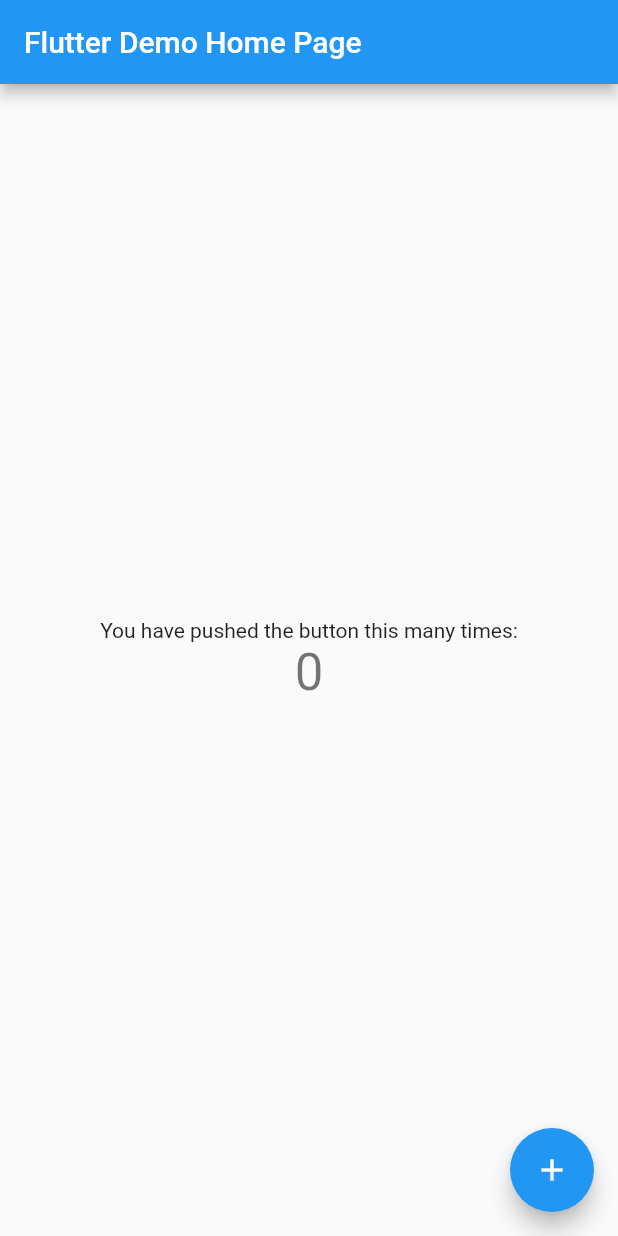
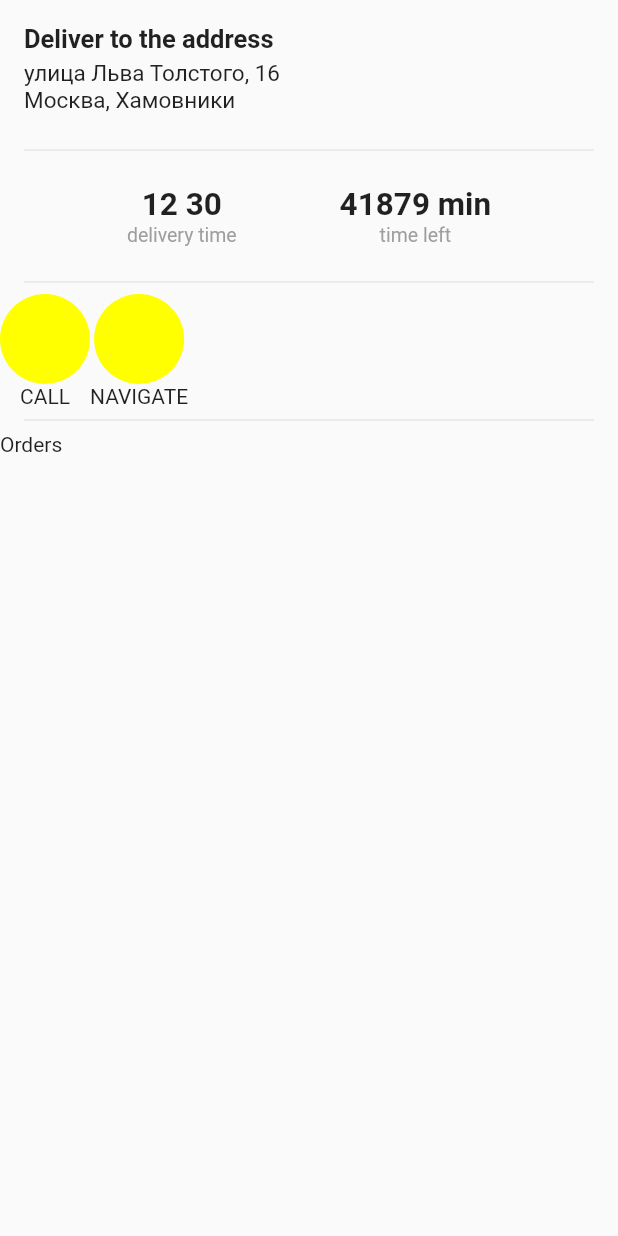
Before and after one commit to Vadim-B52/taxi_delivery, a Flutter app: the screen it shows after launch, on a phone screen of 412 x 824 dp. Run offline on Flutter 3.47's test engine with Material 2 defaults, Android fonts, the phone set to English and light mode, and no system bars.

Commit message:
implemented some part of UI

```diff
--- /dev/null
+++ b/lib/common_widgets.dart
@@ -0,0 +1,27 @@
+import 'package:flutter/material.dart';
+
+class RoundButton extends StatelessWidget {
+//  final VoidCallback onPressed;
+//  final IconData icon;
+  final String label;
+
+//  RoundButton(/*@required*/ this.onPressed, this.icon, this.label);
+  RoundButton(this.label);
+
+  @override
+  Widget build(BuildContext context) {
+    return Column(
+      children: <Widget>[
+        Container(
+          width: 60,
+          height: 60,
+          decoration: BoxDecoration(
+            shape: BoxShape.circle,
+            color: Color.fromARGB(255, 255, 255, 0),
+          ),
+        ),
+        Text(label),
+      ],
+    );
+  }
+}
--- /dev/null
+++ b/lib/delivering_page.dart
@@ -0,0 +1,180 @@
+import 'dart:async';
+import 'package:flutter/material.dart';
+import 'package:intl/intl.dart';
+import 'common_widgets.dart';
+import 'strings.dart';
+
+class _UI {
+  static const double m = 8;
+}
+
+class DeliveryPage extends StatelessWidget {
+  final String addressText = 'улица Льва Толстого, 16\nМосква, Хамовники';
+  final DateTime deliveryDate = DateTime(2020, 3, 2, 12, 30);
+
+  @override
+  Widget build(BuildContext context) {
+    return Scaffold(
+      body: ListView(
+        children: <Widget>[
+          _addressSection(context),
+          _divider(context),
+          _TimeSection(deliveryDate),
+          _divider(context),
+          DeliveryPageActions(),
+          _divider(context),
+          DeliveryPageOrders()
+        ],
+      ),
+    );
+  }
+
+  Widget _addressSection(BuildContext context) {
+    return Container(
+      padding: const EdgeInsets.all(2 * _UI.m),
+      child: Column(
+        crossAxisAlignment: CrossAxisAlignment.start,
+        children: <Widget>[
+          Container(
+            child: Text(
+              Strings.deliverToTheAddress,
+              textAlign: TextAlign.start,
+              style: TextStyle(
+                fontSize: 17,
+                fontWeight: FontWeight.bold,
+              ),
+            ),
+            padding: const EdgeInsets.only(bottom: 0.5 * _UI.m),
+          ),
+          Text(
+            addressText,
+            textAlign: TextAlign.start,
+            style: TextStyle(fontSize: 15),
+          ),
+        ],
+      ),
+    );
+  }
+
+  Widget _divider(BuildContext context) => Divider(
+        indent: 2 * _UI.m,
+        endIndent: 2 * _UI.m,
+      );
+}
+
+class _TimeSection extends StatefulWidget {
+  final DateTime deliveryDate;
+
+  _TimeSection(this.deliveryDate);
+
+  @override
+  State<StatefulWidget> createState() => _TimeSectionState(deliveryDate);
+}
+
+class _TimeSectionState extends State<_TimeSection> {
+  final DateTime deliveryDate;
+  Timer _timer;
+  Duration _timeLeft;
+
+  _TimeSectionState(this.deliveryDate);
+
+  @override
+  void dispose() {
+    _timer.cancel();
+    super.dispose();
+  }
+
+  @override
+  void initState() {
+    const oneSec = const Duration(seconds: 1);
+    updateMinutesLeft();
+    _timer = Timer.periodic(
+        oneSec,
+        (Timer timer) => setState(() {
+              updateMinutesLeft();
+            }));
+  }
+
+  void updateMinutesLeft() {
+    _timeLeft = deliveryDate.difference(DateTime.now());
+  }
+
+  @override
+  Widget build(BuildContext context) {
+    return Container(
+      padding: const EdgeInsets.all(2 * _UI.m),
+      child: Row(
+        mainAxisAlignment: MainAxisAlignment.spaceEvenly,
+        children: <Widget>[
+          Column(
+            children: [
+              Text(
+                deliveryTimeText(),
+                style: timeTextStyle(),
+              ),
+              Text(
+                Strings.deliveryTime,
+                style: detailsTextStyle(),
+              ),
+            ],
+          ),
+          Column(
+            children: <Widget>[
+              Text(
+                '${_timeLeft.inMinutes} min',
+                style: timeLeftTextStyle(),
+              ),
+              Text(
+                Strings.timeLeft,
+                style: detailsTextStyle(),
+              ),
+            ],
+          )
+        ],
+      ),
+    );
+  }
+
+  String deliveryTimeText() => _timeLeft.inSeconds % 2 == 0
+      ? DateFormat("HH:mm").format(deliveryDate)
+      : DateFormat("HH mm").format(deliveryDate);
+
+  TextStyle timeLeftTextStyle() {
+    if (deliveryDate.compareTo(DateTime.now()) > 0) {
+      return timeTextStyle();
+    }
+    return noTimeTextStyle();
+  }
+
+  TextStyle timeTextStyle() => TextStyle(
+        fontSize: 21,
+        fontWeight: FontWeight.bold,
+      );
+
+  TextStyle noTimeTextStyle() => TextStyle(
+        fontSize: 21,
+        fontWeight: FontWeight.bold,
+        color: Colors.red,
+      );
+
+  TextStyle detailsTextStyle() => TextStyle(
+        fontSize: 13,
+        color: Colors.grey[500],
+      );
+}
+
+class DeliveryPageActions extends StatelessWidget {
+  @override
+  Widget build(BuildContext context) {
+    return Row(
+      children: <Widget>[RoundButton('CALL'), RoundButton('NAVIGATE')],
+    );
+  }
+}
+
+class DeliveryPageOrders extends StatelessWidget {
+  @override
+  Widget build(BuildContext context) {
+    return Text('Orders');
+  }
+}
--- a/lib/main.dart
+++ b/lib/main.dart
@@ -1,4 +1,5 @@
 import 'package:flutter/material.dart';
+import 'delivering_page.dart';
 
 void main() => runApp(MyApp());
 
@@ -9,103 +10,23 @@ class MyApp extends StatelessWidget {
     return MaterialApp(
       title: 'Flutter Demo',
       theme: ThemeData(
-        // This is the theme of your application.
-        //
-        // Try running your application with "flutter run". You'll see the
-        // application has a blue toolbar. Then, without quitting the app, try
-        // changing the primarySwatch below to Colors.green and then invoke
-        // "hot reload" (press "r" in the console where you ran "flutter run",
-        // or simply save your changes to "hot reload" in a Flutter IDE).
-        // Notice that the counter didn't reset back to zero; the application
-        // is not restarted.
         primarySwatch: Colors.blue,
       ),
-      home: MyHomePage(title: 'Flutter Demo Home Page'),
+      home: DeliveryPage(),
     );
   }
 }
 
-class MyHomePage extends StatefulWidget {
-  MyHomePage({Key key, this.title}) : super(key: key);
 
-  // This widget is the home page of your application. It is stateful, meaning
-  // that it has a State object (defined below) that contains fields that affect
-  // how it looks.
-
-  // This class is the configuration for the state. It holds the values (in this
-  // case the title) provided by the parent (in this case the App widget) and
-  // used by the build method of the State. Fields in a Widget subclass are
-  // always marked "final".
-
-  final String title;
-
-  @override
-  _MyHomePageState createState() => _MyHomePageState();
-}
-
-class _MyHomePageState extends State<MyHomePage> {
-  int _counter = 0;
-
-  void _incrementCounter() {
-    setState(() {
-      // This call to setState tells the Flutter framework that something has
-      // changed in this State, which causes it to rerun the build method below
-      // so that the display can reflect the updated values. If we changed
-      // _counter without calling setState(), then the build method would not be
-      // called again, and so nothing would appear to happen.
-      _counter++;
-    });
-  }
-
-  @override
-  Widget build(BuildContext context) {
-    // This method is rerun every time setState is called, for instance as done
-    // by the _incrementCounter method above.
-    //
-    // The Flutter framework has been optimized to make rerunning build methods
-    // fast, so that you can just rebuild anything that needs updating rather
-    // than having to individually change instances of widgets.
-    return Scaffold(
-      appBar: AppBar(
-        // Here we take the value from the MyHomePage object that was created by
-        // the App.build method, and use it to set our appbar title.
-        title: Text(widget.title),
-      ),
-      body: Center(
-        // Center is a layout widget. It takes a single child and positions it
-        // in the middle of the parent.
-        child: Column(
-          // Column is also a layout widget. It takes a list of children and
-          // arranges them vertically. By default, it sizes itself to fit its
-          // children horizontally, and tries to be as tall as its parent.
-          //
-          // Invoke "debug painting" (press "p" in the console, choose the
-          // "Toggle Debug Paint" action from the Flutter Inspector in Android
-          // Studio, or the "Toggle Debug Paint" command in Visual Studio Code)
-          // to see the wireframe for each widget.
-          //
-          // Column has various properties to control how it sizes itself and
-          // how it positions its children. Here we use mainAxisAlignment to
-          // center the children vertically; the main axis here is the vertical
-          // axis because Columns are vertical (the cross axis would be
-          // horizontal).
-          mainAxisAlignment: MainAxisAlignment.center,
-          children: <Widget>[
-            Text(
-              'You have pushed the button this many times:',
-            ),
-            Text(
-              '$_counter',
-              style: Theme.of(context).textTheme.display1,
-            ),
-          ],
-        ),
-      ),
-      floatingActionButton: FloatingActionButton(
-        onPressed: _incrementCounter,
-        tooltip: 'Increment',
-        child: Icon(Icons.add),
-      ), // This trailing comma makes auto-formatting nicer for build methods.
-    );
-  }
-}
+//class MyHomePage extends StatelessWidget {
+//  @override
+//  Widget build(BuildContext context) {
+//    return Scaffold(
+//      body: Center(
+//        child: DeliveryPage(),
+//      ),
+////      body: ,
+//    );
+//  }
+//
+//}
--- /dev/null
+++ b/lib/strings.dart
@@ -0,0 +1,6 @@
+class Strings {
+  static const String deliveryTime = 'delivery time';
+  static const String deliverToTheAddress = 'Deliver to the address';
+  static const String orderPayment = 'Order Payment';
+  static const String timeLeft = 'time left';
+}
--- a/pubspec.yaml
+++ b/pubspec.yaml
@@ -19,6 +19,7 @@ environment:
 dependencies:
   flutter:
     sdk: flutter
+  intl: ^0.15.7
 
   # The following adds the Cupertino Icons font to your application.
   # Use with the CupertinoIcons class for iOS style icons.
```
Also changed, not shown: pubspec.lock.
